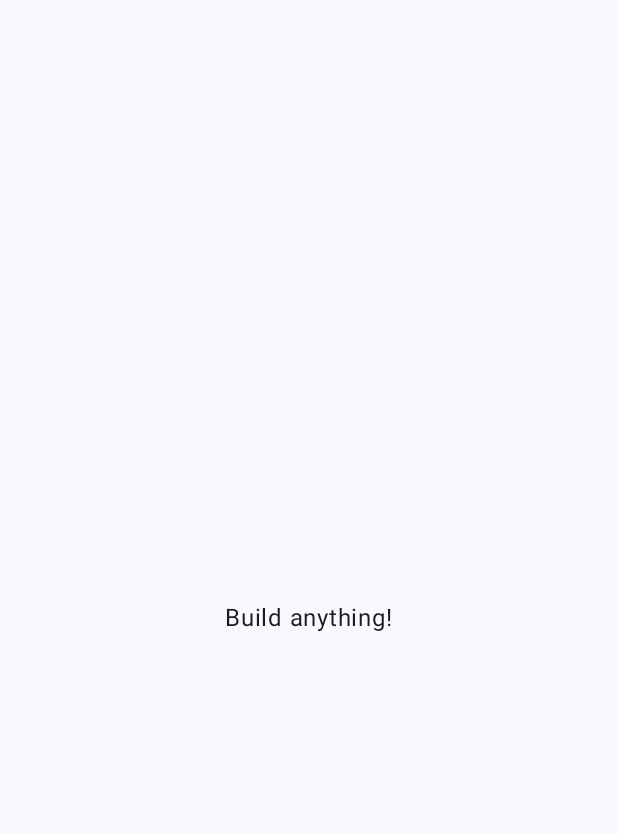
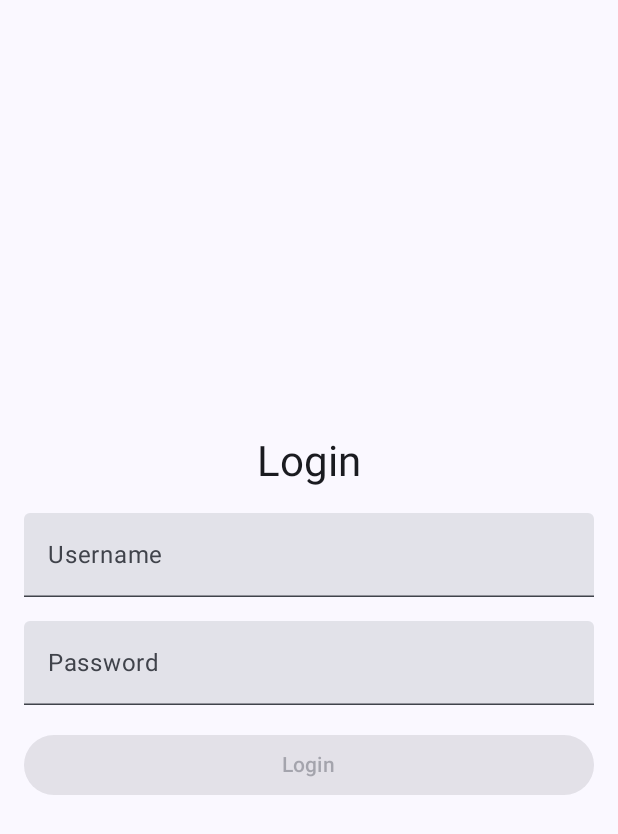
Before and after one commit to kgurda/PillWise, an Android app built with Jetpack Compose: the screen it shows after launch (MainActivity), on a phone screen of 412 x 824 dp. Before the commit the part shown is almost empty. Shown: the top 834 px of the screen. Run offline under Robolectric (Android 15) with nearby library versions, the phone set to English and light mode, and no system bars; our stand-ins replace Dagger/Hilt's generated code.

Commit message:
add login view

```diff
--- a/app/src/main/java/com/example/pillwise/feature/login/domain/LoginUseCase.kt
+++ b/app/src/main/java/com/example/pillwise/feature/login/domain/LoginUseCase.kt
@@ -8,7 +8,5 @@ import javax.inject.Inject
 class LoginUseCase @Inject constructor(
     private val loginRepository: LoginRepository,
 ) {
-
-    fun execute() = loginRepository.login()
-
+    fun execute(username: String, password: String) = loginRepository.login(username, password)
 }
--- a/app/src/main/java/com/example/pillwise/feature/login/presentation/LoginScreen.kt
+++ b/app/src/main/java/com/example/pillwise/feature/login/presentation/LoginScreen.kt
@@ -1,15 +1,19 @@
 package com.example.pillwise.feature.login.presentation
 
-import androidx.compose.foundation.layout.Box
-import androidx.compose.foundation.layout.fillMaxSize
-import androidx.compose.material3.Text
-import androidx.compose.runtime.Composable
+import androidx.compose.foundation.layout.*
+import androidx.compose.material3.*
+import androidx.compose.runtime.*
 import androidx.compose.ui.Alignment
+import androidx.compose.ui.graphics.Color
 import androidx.compose.ui.Modifier
+import androidx.compose.ui.text.input.PasswordVisualTransformation
 import androidx.compose.ui.tooling.preview.Preview
+import androidx.compose.ui.unit.dp
+import androidx.compose.ui.unit.sp
+import androidx.lifecycle.viewmodel.compose.viewModel
 import androidx.lifecycle.compose.collectAsStateWithLifecycle
-import androidx.lifecycle.viewmodel.compose.viewModel
 import com.example.pillwise.feature.login.presentation.model.LoginUiState
+import com.example.pillwise.ui.theme.PurpleGrey40
 
 @Composable
 fun LoginScreen(
@@ -19,26 +23,83 @@ fun LoginScreen(
 
     LoginScreen(
         uiState = uiState,
+        onLoginClick = { username, password -> viewModel.login(username, password) },
     )
 }
 
 @Composable
 private fun LoginScreen(
     uiState: LoginUiState,
+    onLoginClick: (String, String) -> Unit,
     modifier: Modifier = Modifier,
 ) {
+    var username by remember { mutableStateOf("") }
+    var password by remember { mutableStateOf("") }
+
     Box(
         contentAlignment = Alignment.Center,
-        modifier = Modifier.fillMaxSize(),
+        modifier = modifier.fillMaxSize().padding(16.dp),
     ) {
-        Text(
-            text = "Build anything!",
-        )
+        Column(
+            horizontalAlignment = Alignment.CenterHorizontally,
+            verticalArrangement = Arrangement.spacedBy(16.dp),
+        ) {
+            Text(
+                text = "Login",
+                style = MaterialTheme.typography.headlineMedium,
+                modifier = Modifier.align(Alignment.CenterHorizontally)
+            )
+
+            TextField(
+                value = username,
+                onValueChange = { username = it },
+                label = { Text("Username") },
+                modifier = Modifier.fillMaxWidth(),
+                singleLine = true,
+            )
+
+            TextField(
+                value = password,
+                onValueChange = { password = it },
+                label = { Text("Password") },
+                modifier = Modifier.fillMaxWidth(),
+                singleLine = true,
+                visualTransformation = PasswordVisualTransformation()
+            )
+
+            Button(
+                onClick = { onLoginClick(username, password) },
+                modifier = Modifier.fillMaxWidth(),
+                enabled = username.isNotEmpty() && password.isNotEmpty(),
+                colors = ButtonDefaults.buttonColors(
+                    contentColor = Color.White,
+                    containerColor = PurpleGrey40
+                )
+            ) {
+                Text("Login")
+            }
+
+            if (uiState.isLoading) {
+                CircularProgressIndicator(modifier = Modifier.align(Alignment.CenterHorizontally))
+            }
+
+            if (!uiState.error.isNullOrEmpty()) {
+                Text(
+                    fontSize = 14.sp,
+                    text = "Invalid username or password",
+                    color = MaterialTheme.colorScheme.error,
+                    modifier = Modifier.align(Alignment.CenterHorizontally)
+                )
+            }
+        }
     }
 }
 
 @Preview
 @Composable
 private fun LoginScreenPreview() {
-    LoginScreen(LoginUiState())
+    LoginScreen(
+        uiState = LoginUiState(),
+        onLoginClick = { _, _ -> },
+    )
 }
--- a/app/src/main/java/com/example/pillwise/feature/login/presentation/LoginViewModel.kt
+++ b/app/src/main/java/com/example/pillwise/feature/login/presentation/LoginViewModel.kt
@@ -18,7 +18,7 @@ class LoginViewModel @Inject constructor(
     private val _uiState = MutableStateFlow(LoginUiState())
     val uiState: StateFlow<LoginUiState> = _uiState.asStateFlow()
 
-    fun login() {
+    fun login(username: String, password: String) {
         _uiState.update {
             it.copy(
                 isLoading = true,
@@ -27,7 +27,7 @@ class LoginViewModel @Inject constructor(
             )
         }
 
-        loginUseCase.execute()
+        loginUseCase.execute(username, password)
             .onSuccess {
                 _uiState.update {
                     it.copy(
@@ -40,7 +40,7 @@ class LoginViewModel @Inject constructor(
                 _uiState.update {
                     it.copy(
                         isLoading = false,
-                        error = result.message,
+                        error = "anything",
                     )
                 }
             }
--- a/app/src/main/java/com/example/pillwise/ui/theme/Theme.kt
+++ b/app/src/main/java/com/example/pillwise/ui/theme/Theme.kt
@@ -57,7 +57,6 @@ fun PillWiseTheme(
     if (!view.isInEditMode) {
         SideEffect {
             val window = (view.context as Activity).window
-            window.statusBarColor = colorScheme.primary.toArgb()
             WindowCompat.getInsetsController(window, view).isAppearanceLightStatusBars = darkTheme
         }
     }
--- a/gradle/libs.versions.toml
+++ b/gradle/libs.versions.toml
@@ -8,6 +8,9 @@ junit = "4.13.2"
 junit-version = "1.2.1"
 lifecycle-runtime-ktx = "2.8.7"
 kotlin = "2.0.21"
+coroutines = "1.7.3"
+mockito-core = "5.14.2"
+mockito-kotlin = "5.4.0"
 
 [libraries]
 androidx-activity-compose = { module = "androidx.activity:activity-compose", version.ref = "activity-compose" }
@@ -27,6 +30,9 @@ androidx-ui-tooling-preview = { module = "androidx.compose.ui:ui-tooling-preview
 hilt-android = { module = "com.google.dagger:hilt-android", version.ref = "hilt-android" }
 hilt-android-compiler = { module = "com.google.dagger:hilt-android-compiler", version.ref = "hilt-android-compiler" }
 junit = { module = "junit:junit", version.ref = "junit" }
+coroutines = { module = "org.jetbrains.kotlinx:kotlinx-coroutines-test", version.ref = "coroutines" }
+mockito-core = { module = "org.mockito:mockito-core", version.ref = "mockito-core" }
+mockito-kotlin = { module = "org.mockito.kotlin:mockito-kotlin", version.ref = "mockito-kotlin" }
 
 [plugins]
 kotlin-compose = { id = "org.jetbrains.kotlin.plugin.compose", version.ref = "kotlin" }
```
Also changed, not shown: app/build.gradle.kts (+6 -3 lines), app/src/main/java/com/example/pillwise/feature/login/data/LoginRepository.kt (+14 -3 lines), app/src/main/java/com/example/pillwise/feature/login/presentation/MedicinesListScreen.kt (added, +27 -0 lines), 2 other files.
